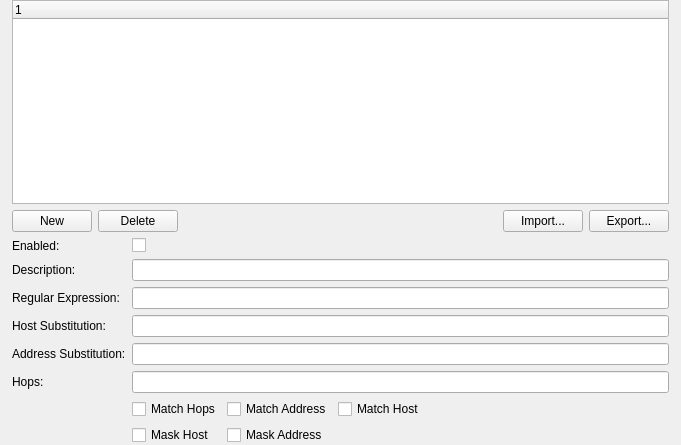
The window that src/components/RegExHostMasker/RegExHostMaskerSettingsPageWidget.ui (nedrysoft/pingnoo) describes before a commit, drawn with Qt 5.
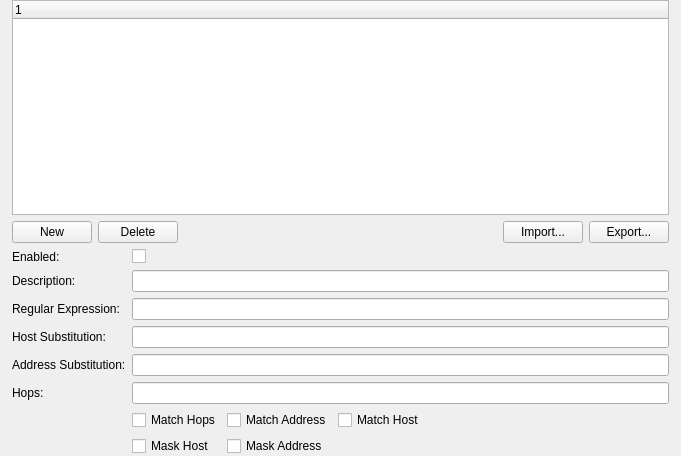
The same window after the commit.

Patch:
```diff
--- a/src/components/RegExHostMasker/RegExHostMaskerSettingsPageWidget.ui
+++ b/src/components/RegExHostMasker/RegExHostMaskerSettingsPageWidget.ui
@@ -7,7 +7,7 @@
     <x>0</x>
     <y>0</y>
     <width>681</width>
-    <height>445</height>
+    <height>456</height>
    </rect>
   </property>
   <property name="sizePolicy">
```
Left out of the diff: 18 changed lines with no effect on the pictures.
